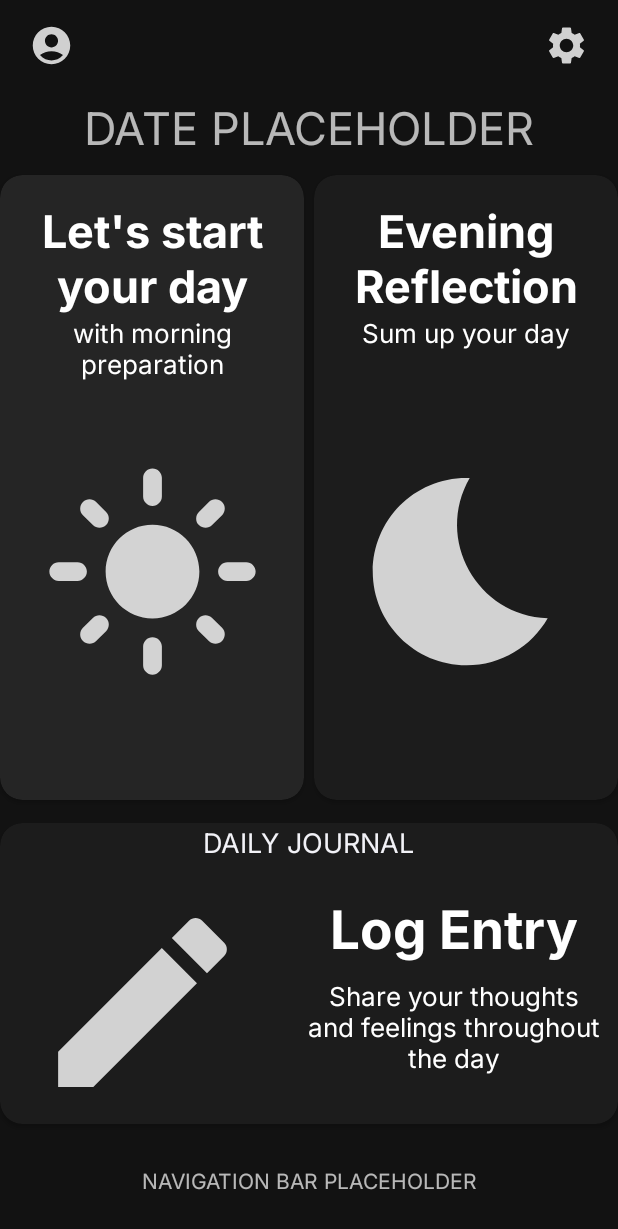
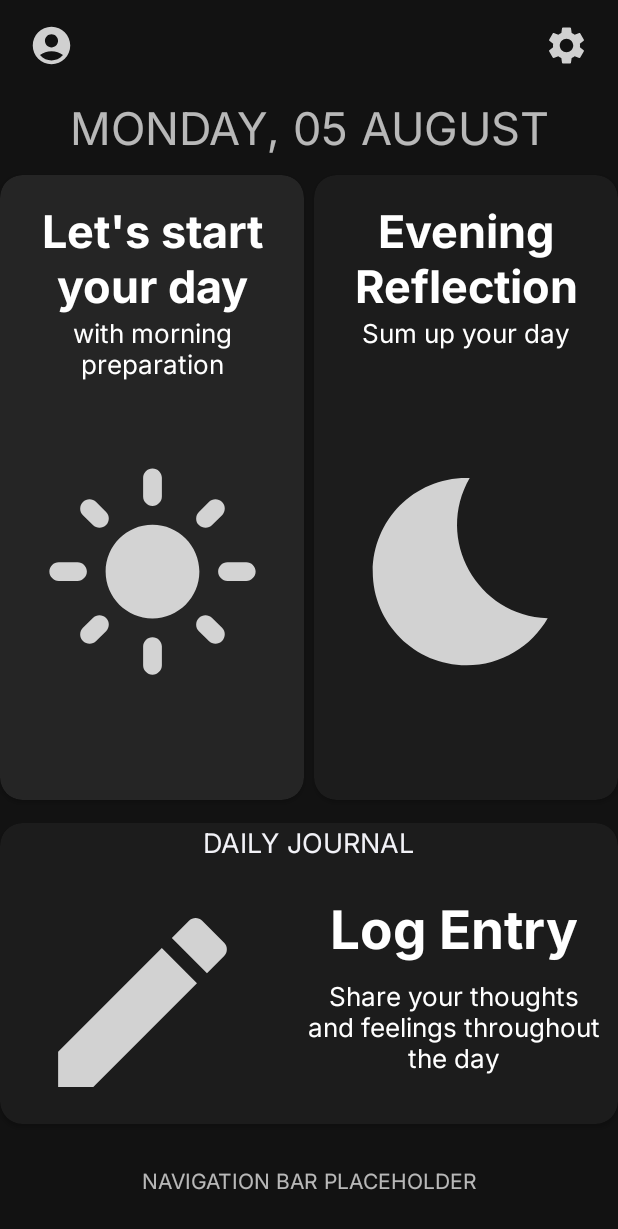
Before and after one commit to junrsr/reflect-app, an Android app: the screen it shows after launch (MainActivity), on a phone screen of 412 x 824 dp. Shown: the top 1229 px of the screen. Run offline under Robolectric (Android 15) with nearby library versions, the phone set to English and light mode, and no system bars.

Commit message:
added basic date change system

```diff
--- a/app/src/main/java/com/example/reflect/MainActivity.java
+++ b/app/src/main/java/com/example/reflect/MainActivity.java
@@ -1,11 +1,13 @@
 package com.example.reflect;
 
+import android.app.DatePickerDialog;
 import android.content.Intent;
 import android.database.Cursor;
 import android.database.sqlite.SQLiteDatabase;
 import android.graphics.drawable.Drawable;
 import android.os.Bundle;
 import android.view.View;
+import android.widget.DatePicker;
 import android.widget.ImageView;
 import android.widget.TextView;
 import android.widget.Toast;
@@ -26,6 +28,8 @@ public class MainActivity extends AppCompatActivity {
     private CardView morningCardView; // the cardview for morning reflection
     private CardView eveningCardView; // the cardview for evening reflection
     private CardView journalCardView; // the cardview for journaling
+
+    TextView dateView; // ui component which displays currently selected date
 
     private DatabaseHelper databaseHelper; // the database used to store reflection and journal details
 
@@ -54,8 +58,9 @@ public class MainActivity extends AppCompatActivity {
         // initialise all component values
         initValues();
 
-        // handles morning, evening and reflection tab functionality when pressed
+        // handles date, morning, evening and reflection tab functionality when pressed
         setCardViewListeners();
+        setDateListener();
 
         // display recorded reflection / journal logs from previous entries if it already exists
         setUICards();
@@ -78,6 +83,10 @@ public class MainActivity extends AppCompatActivity {
         morningCardView = findViewById(R.id.morningReflectionCard);
         eveningCardView = findViewById(R.id.eveningReflectionCard);
         journalCardView = findViewById(R.id.journalCardView);
+
+        // find the UI component currently storing the date
+        dateView = findViewById(R.id.dateView);
+        dateView.setText(getDateString(calendar.getTime()));
 
         // initialise the database
         databaseHelper = new DatabaseHelper(MainActivity.this);
@@ -123,6 +132,42 @@ public class MainActivity extends AppCompatActivity {
         });
     }
 
+
+    /**
+     * allows the user to modify the date they are currently viewing
+     */
+    private void setDateListener(){
+        // add an event listener to the date view
+        dateView.setOnClickListener(new View.OnClickListener() {
+            @Override
+            public void onClick(View v) {
+                // bring up a new event dialog
+                DatePickerDialog datePickerDialog = new DatePickerDialog(
+                        MainActivity.this,
+                        new DatePickerDialog.OnDateSetListener() {
+                            @Override
+                            public void onDateSet(DatePicker view, int year, int month, int day) {
+
+                                // adjust the day, month and year
+                                calendar.set(Calendar.DAY_OF_MONTH, day);
+                                calendar.set(Calendar.MONTH, month);
+                                calendar.set(Calendar.YEAR, year);
+
+                                // adjust the UI text
+                                String date = getDateString(calendar.getTime());
+                                dateView.setText(date);
+
+                                // reset the ui cards for this new date
+                                setUICards();
+                            }
+                        },
+                        calendar.get(Calendar.YEAR), calendar.get(Calendar.MONTH), calendar.get(Calendar.DAY_OF_MONTH)
+                );
+                datePickerDialog.show();
+            }
+        });
+    }
+
     /**
      * helper method which updates the UI components if an entry has been made
      */
@@ -149,6 +194,16 @@ public class MainActivity extends AppCompatActivity {
             // update the morning card
             updateMorningCard(sleepScore, motivationScore);
         }
+        // otherwise if there are no entries for that date
+        else{
+            // store references to ui layouts
+            ConstraintLayout morningLayoutUnfilled = findViewById(R.id.morningCardLayoutUnfilled);
+            ConstraintLayout morningLayoutCompleted = findViewById(R.id.morningCardLayoutCompleted);
+
+            // hide the layout component for the completed morning card
+            morningLayoutUnfilled.setVisibility(View.VISIBLE);
+            morningLayoutCompleted.setVisibility(View.INVISIBLE);
+        }
 
         // close the cursor
         morningResults.close();
@@ -173,6 +228,16 @@ public class MainActivity extends AppCompatActivity {
             // update the morning card
             updateJournal(moodScore, content);
         }
+        // otherwise if there are no entries for that date
+        else{
+            // show the layout component for an uncompleted journal entry
+            ConstraintLayout journalLayoutUnfilled = findViewById(R.id.journalLayoutUnfilled);
+            journalLayoutUnfilled.setVisibility(View.VISIBLE);
+
+            // hide the layout component for a completed journal entry
+            ConstraintLayout journalLayoutFilled = findViewById(R.id.journalLayoutFilled);
+            journalLayoutFilled.setVisibility(View.INVISIBLE);
+        }
 
         // close the cursor
         journalResults.close();
@@ -188,12 +253,12 @@ public class MainActivity extends AppCompatActivity {
      * @param motivationScore how motivated the user is feeling (1 - 5)
      */
     private void updateMorningCard(int sleepScore, int motivationScore){
-        // hide the layout components for the unfilled morning card
+        // store references to ui layouts
         ConstraintLayout morningLayoutUnfilled = findViewById(R.id.morningCardLayoutUnfilled);
-        morningLayoutUnfilled.setVisibility(View.INVISIBLE);
+        ConstraintLayout morningLayoutCompleted = findViewById(R.id.morningCardLayoutCompleted);
 
         // show the layout component for the completed morning card
-        ConstraintLayout morningLayoutCompleted = findViewById(R.id.morningCardLayoutCompleted);
+        morningLayoutUnfilled.setVisibility(View.INVISIBLE);
         morningLayoutCompleted.setVisibility(View.VISIBLE);
 
         // find the text view used to store all text
@@ -297,10 +362,8 @@ public class MainActivity extends AppCompatActivity {
             dateOfMonth = "0" + dateOfMonth;
         }
 
-        // convert that date into a string
-        String dateText = dayString[date.getDay()] + ", " + dateOfMonth + " " + monthString[date.getMonth()];
-
-        return dateText;
+        // return that date converted into a string
+        return dayString[date.getDay()] + ", " + dateOfMonth + " " + monthString[date.getMonth()];
     }
 
 
--- a/app/src/main/res/layout/activity_main.xml
+++ b/app/src/main/res/layout/activity_main.xml
@@ -74,6 +74,7 @@
         android:textAlignment="center"
         android:textSize="30sp"
         android:fontFamily="@font/inter"
+        android:id="@+id/dateView"
         app:layout_constraintBottom_toTopOf="@id/dateGuideline"
         app:layout_constraintLeft_toLeftOf="parent"
         app:layout_constraintRight_toRightOf="parent"
```
